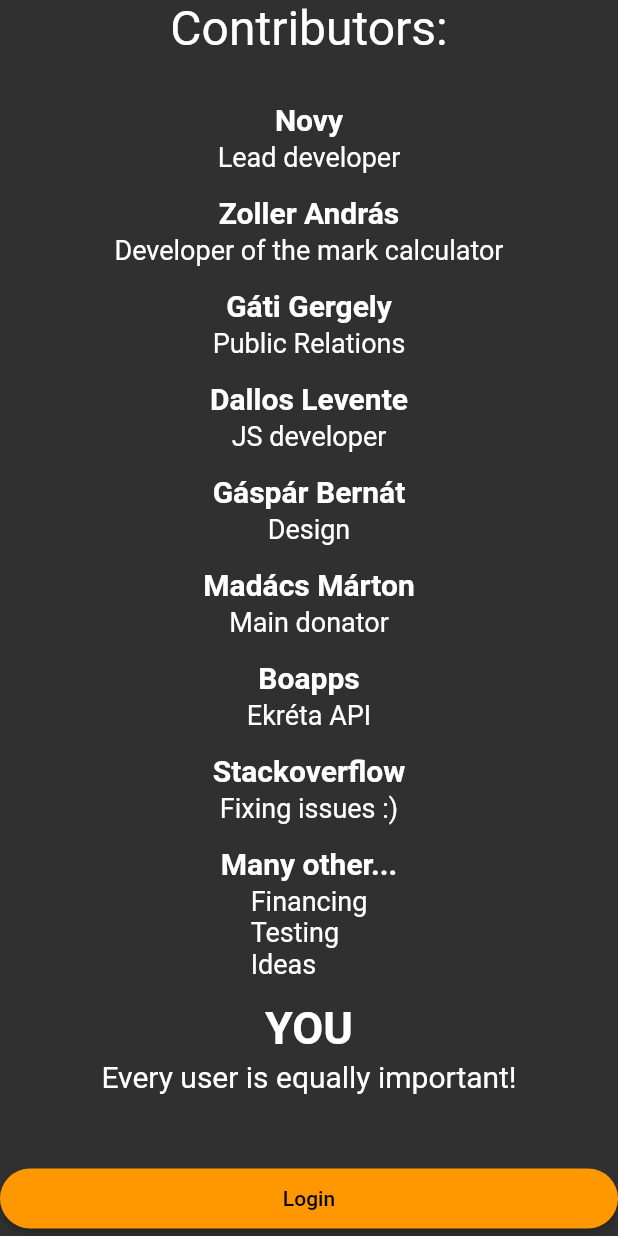
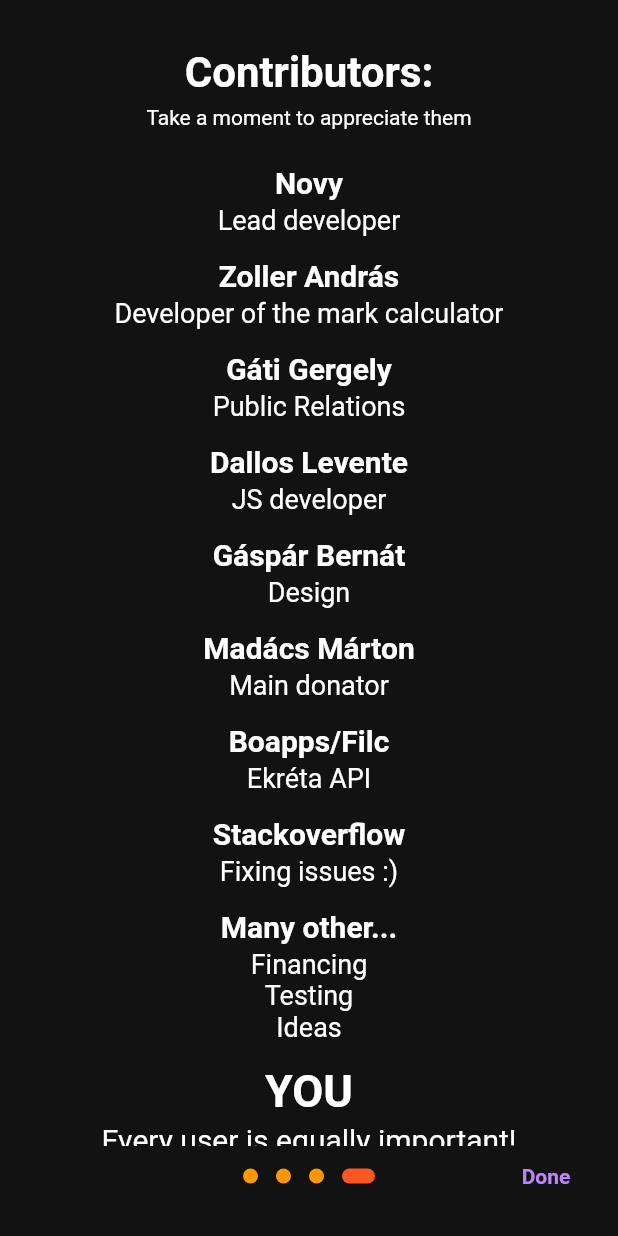
Before and after one commit to NovySoft/novyNaplo, a Flutter app: the screen it shows after launch, swiped to page 4, on a phone screen of 412 x 824 dp. Run offline on Flutter 3.47's test engine with Material 2 defaults, Android fonts, the phone set to English and light mode, and no system bars; drawn by our look-alikes of introduction_screen; our stand-ins replace charts_flutter, connectivity, dynamic_theme, firebase_analytics, firebase_core, firebase_crashlytics and 11 more; missing offline and left inert: android_alarm_manager, charts_common, customgauge, encrypt, firebase_performance, flutter_calendar_week and 1 more; accounts and stored records are empty.

Commit message:
Added new welcome screen

```diff
--- a/lib/config.dart
+++ b/lib/config.dart
@@ -13,4 +13,4 @@ final String clientId = "kreta-ellenorzo-mobile";
 String menuLogo = "assets/home.png";
 
 //App version, so I can do special version names:
-String currentAppVersionCode = "V1.1.0";
+String currentAppVersionCode = "V1.1.0+2";
--- a/lib/i18n/english.dart
+++ b/lib/i18n/english.dart
@@ -234,8 +234,9 @@ final Map<String, String> translation = {
       "This application may contain multiple errors and bugs, you can file these at novysoftware@gmail.com, or on the project's github repository (NovySoft/NovyNaplo), where you can also share your ideas and contribute to the project!",
   "thirdParty": "Third parties and privacy",
   "useThirdParties":
-      "This application uses third party softwares (firebase), which might share some data to third parties (google, facebook, etc.). This data is not personal, they are for general debugging purposes.\nFor any data leaks NovySoftware can not be held responsible for.",
+      "This application uses third party softwares (firebase), to measure speed and report issues back to us. By default, they're enabled, but you can disable them in the settings. No personal information leaves your device.",
   "contributors": "Contributors:",
+  "appreciate": "Take a moment to appreciate them",
   "leadDev": "Lead developer",
   "markCalcDev": "Developer of the mark calculator",
   "jsDev": "JS developer",
@@ -387,4 +388,7 @@ final Map<String, String> translation = {
   "currEditing": "Currently changing password of ?{0}",
   "splitText": "Split graph text:",
   "prManager": "Public Relations",
+  "getStarted": "Let's get started!",
+  "done": "Done",
+  "skip": "Skip",
 };
--- a/lib/i18n/hungarian.dart
+++ b/lib/i18n/hungarian.dart
@@ -165,8 +165,9 @@ final Map<String, String> translation = {
       "Az alkalmazás több hibát is tartalmazhat, ezeket a novysoftware@gmail.com címen tudod bejelenteni, vagy a projekt hivatalos GitHub oldalán (NovySoft/NovyNaplo), ahol megoldásaid/ötleteidet is meg tudod osztani a hibával kapcsolatosan!",
   "thirdParty": "Harmadik felek és adatgyűjtés",
   "useThirdParties":
-      "Az alkalmazás bizonyos külső szolgáltatásokat is használ (firebase), amik megoszthatják adataidat harmadik félel is (google, facebook, stb.). Ezek a megosztott adatok nem személyesek, hanem általános hibakeresésre szolgálóak.\nBármilyen adat kiszárvárgásért a NovySoft nem tehető felelősé",
+      "Az alkalmazás külső féltől származó szoftvereket használ (firebase), hogy figyelje az alkalmazás teljesítményét és visszajelezze nekünk, ha esetleg valamilyen hiba történne. Ha ezt nem szeretnéd, akkor kikapcsolhatod a beállításokban. Személyes adatok nem hagyják el az eszközödet.",
   "contributors": "Akik az apphoz hozzájárultak:",
+  "appreciate": "Nekik köszönheted az applikációt",
   "leadDev": "Fő fejlesztő",
   "markCalcDev": "Jegyszámoló programja",
   "jsDev": "JS programozó",
@@ -386,4 +387,7 @@ final Map<String, String> translation = {
   "splitText": "Szöveg tördelése grafikonnál:",
   "Igazolando": "Igazolandó",
   "prManager": "Public Relations",
+  "getStarted": "Vágjunk bele!",
+  "done": "Tovább",
+  "skip": "Átugrás",
 };
--- a/lib/ui/screens/welcome_screen.dart
+++ b/lib/ui/screens/welcome_screen.dart
@@ -1,395 +1,166 @@
 import 'package:firebase_analytics/firebase_analytics.dart';
 import 'package:firebase_crashlytics/firebase_crashlytics.dart';
 import 'package:flutter/material.dart';
+import 'package:introduction_screen/introduction_screen.dart';
 import 'package:novynaplo/helpers/misc/delay.dart';
-import 'package:novynaplo/ui/screens/login_page.dart';
 import 'package:novynaplo/i18n/translationProvider.dart';
-import 'package:novynaplo/global.dart' as globals;
-
-//TODO: New onboarding with https://pub.dev/packages/introduction_screen
-//TODO: Some tutorial with overlay stuff because of hard to understand design choices
-PageController controller = PageController();
-var currentPageValue = 0.0;
-AnimationController _animationController;
-double size = 100;
-double visibility = 0,
-    visibilityTwo = 0,
-    secondVisibility = 0,
-    secondVisibilityTwo = 0,
-    thirdVisibility = 0,
-    thirdVisibilityTwo = 0;
+import 'login_page.dart';
 
 class WelcomeScreen extends StatefulWidget {
-  static String tag = 'welcome';
-  static const title = 'Hello';
-
   @override
   _WelcomeScreenState createState() => _WelcomeScreenState();
 }
 
-class _WelcomeScreenState extends State<WelcomeScreen>
-    with TickerProviderStateMixin {
+class _WelcomeScreenState extends State<WelcomeScreen> {
+  final introKey = GlobalKey<IntroductionScreenState>();
+  double animation = 0;
+
   @override
   void initState() {
     FirebaseCrashlytics.instance.log("Shown Welcome screen");
+    FirebaseAnalytics().logEvent(name: "tutorial_begin");
+    WidgetsBinding.instance.addPostFrameCallback((_) async {
+      await delay(200);
+      setState(() {
+        animation = 1;
+      });
+    });
     super.initState();
-    _animationController = AnimationController(
-      duration: const Duration(seconds: 2),
-      vsync: this,
-    );
-    FirebaseAnalytics().logEvent(name: "tutorial_begin");
-    WidgetsBinding.instance.addPostFrameCallback((_) => animate());
-    globals.setGlobals();
-  }
-
-  @override
-  void dispose() {
-    super.dispose();
-    _animationController.dispose();
   }
 
   @override
   Widget build(BuildContext context) {
+    const bodyStyle = TextStyle(fontSize: 19.0);
+    const pageDecoration = const PageDecoration(
+      titleTextStyle: TextStyle(fontSize: 28.0, fontWeight: FontWeight.w700),
+      bodyTextStyle: bodyStyle,
+      descriptionPadding: EdgeInsets.fromLTRB(16.0, 0.0, 16.0, 16.0),
+      pageColor: Color(0xff121212),
+      imagePadding: EdgeInsets.zero,
+    );
+
     return Scaffold(
-      body: welcomeBody(),
-    );
-  }
-
-  void animate() async {
-    await delay(2000);
-    setState(() {
-      size = 150;
-    });
-    await delay(1000);
-    setState(() {
-      visibility = 1;
-    });
-    await delay(1000);
-    setState(() {
-      visibilityTwo = 1;
-    });
-  }
-
-  void animateSecond() async {
-    await delay(500);
-    setState(() {
-      size = 150;
-    });
-    await delay(1000);
-    setState(() {
-      secondVisibility = 1;
-    });
-    await delay(1000);
-    setState(() {
-      secondVisibilityTwo = 1;
-    });
-  }
-
-  void animateThird() async {
-    await delay(500);
-    setState(() {
-      thirdVisibility = 1;
-    });
-    await delay(1000);
-    setState(() {
-      thirdVisibilityTwo = 1;
-    });
-  }
-
-  Widget welcomeBody() {
-    controller.addListener(() {
-      setState(() {
-        currentPageValue = controller.page;
-      });
-    });
-    return PageView.builder(
-      controller: controller,
-      itemBuilder: (context, position) {
-        if (position == currentPageValue.floor()) {
-          if (position == 0) {
-            return Transform(
-              transform: Matrix4.identity()
-                ..rotateX(currentPageValue - position),
-              child: firstWelcomeCard(),
-            );
-          } else if (position == 1) {
-            animateSecond();
-            return Transform(
-              transform: Matrix4.identity()
-                ..rotateX(currentPageValue - position),
-              child: secondWelcomeCard(),
-            );
-          } else if (position == 2) {
-            animateThird();
-            return Transform(
-              transform: Matrix4.identity()
-                ..rotateX(currentPageValue - position),
-              child: thirdWelcomeCard(),
-            );
-          } else if (position == 3) {
-            return Transform(
-              transform: Matrix4.identity()
-                ..rotateX(currentPageValue - position),
-              child: fourthWelcomeCard(),
-            );
-          }
-          return Transform(
-            transform: Matrix4.identity()..rotateX(currentPageValue - position),
-            child: Container(
-              color: position % 2 == 0 ? Colors.blue : Colors.pink,
-              child: Center(
+      body: SafeArea(
+        child: IntroductionScreen(
+          key: introKey,
+          pages: [
+            PageViewModel(
+              titleWidget: AnimatedOpacity(
+                opacity: animation,
+                curve: Curves.easeInOut,
+                duration: Duration(milliseconds: 550),
                 child: Text(
-                  "Page",
-                  style: TextStyle(color: Colors.blue, fontSize: 22.0),
+                  getTranslatedString("Welcome to novynaplo"),
+                  style: TextStyle(fontSize: 28.0, fontWeight: FontWeight.w700),
+                ),
+              ),
+              bodyWidget: AnimatedOpacity(
+                opacity: animation,
+                curve: Curves.easeInOut,
+                duration: Duration(milliseconds: 550),
+                child: Text(
+                  getTranslatedString("getStarted"),
+                  style: TextStyle(
+                    fontSize: 19.0,
                   ),
                 ),
               ),
-          );
-        } else {
-          if (position == 0) {
-            return firstWelcomeCard();
-          } else if (position == 1) {
-            return secondWelcomeCard();
-          } else if (position == 2) {
-            return thirdWelcomeCard();
-          } else if (position == 3) {
-            return fourthWelcomeCard();
-          } else {
-            return Container();
-          }
-        }
-      },
-      itemCount: 4,
-    );
-  }
-
-  Widget firstWelcomeCard() {
-    final logo = Hero(
-      tag: 'hero',
+              image: AnimatedOpacity(
+                opacity: animation,
+                curve: Curves.easeInOut,
+                duration: Duration(milliseconds: 550),
+                child: Center(
                   child: CircleAvatar(
                     backgroundColor: Colors.grey,
-          radius: 75.0,
-          child: Image.asset('assets/home.png')),
-    );
-
-    return Center(
-      child: ListView(
-        shrinkWrap: true,
-        padding: EdgeInsets.only(left: 24.0, right: 24.0),
-        children: <Widget>[
-          AnimatedContainer(
-            duration: Duration(milliseconds: 500),
-            width: size,
-            height: size,
-            child: logo,
+                    radius: 100.0,
+                    child: Image.asset('assets/home.png'),
                   ),
-          SizedBox(height: 5.0),
-          AnimatedOpacity(
-              opacity: visibility,
-              duration: Duration(milliseconds: 500),
-              child: Center(
-                child: Text(
-                  getTranslatedString("Welcome to novynaplo"),
-                  style: TextStyle(fontSize: 32),
+                ),
+              ),
+              decoration: pageDecoration,
+            ),
+            PageViewModel(
+              title: getTranslatedString("thisAppOpenSource"),
+              body: getTranslatedString("errAndGit"),
+              image: Center(
+                child: CircleAvatar(
+                  backgroundColor: Colors.grey,
+                  radius: 100.0,
+                  child: Image.asset('assets/git.png'),
+                ),
+              ),
+              decoration: pageDecoration,
+            ),
+            PageViewModel(
+              title: getTranslatedString("thirdParty"),
+              body: getTranslatedString("useThirdParties"),
+              image: Center(
+                child: CircleAvatar(
+                  backgroundColor: Colors.grey,
+                  radius: 100.0,
+                  child: Image.asset('assets/firebase.png'),
+                ),
+              ),
+              decoration: pageDecoration,
+            ),
+            PageViewModel(
+              titleWidget: Column(children: [
+                Text(
+                  getTranslatedString("contributors"),
+                  style: TextStyle(fontSize: 28.0, fontWeight: FontWeight.w700),
                   textAlign: TextAlign.center,
                 ),
-              )),
-          SizedBox(
-            height: 50,
-          ),
-          AnimatedOpacity(
-              opacity: visibilityTwo,
-              duration: Duration(milliseconds: 500),
-              child: Center(
-                  child: Row(
-                mainAxisAlignment: MainAxisAlignment.center,
-                children: <Widget>[
-                  Text(getTranslatedString("Swipe to countinue"),
-                      style: TextStyle(fontSize: 24)),
-                  Icon(Icons.arrow_forward)
-                ],
-              ))),
-        ],
-      ),
-    );
-  }
-
-  Widget secondWelcomeCard() {
-    final error = Hero(
-      tag: 'hero',
-      child: CircleAvatar(
-          backgroundColor: Colors.black,
-          radius: 75.0,
-          child: Image.asset('assets/error.png')),
-    );
-
-    final github = Hero(
-      tag: 'hero',
-      child: CircleAvatar(
-          backgroundColor: Colors.black,
-          radius: 75.0,
-          child: Image.asset('assets/git.png')),
-    );
-
-    return Center(
-      child: ListView(
-        shrinkWrap: true,
-        padding: EdgeInsets.only(left: 24.0, right: 24.0),
-        children: <Widget>[
-          Row(
-            mainAxisAlignment: MainAxisAlignment.center,
-            children: <Widget>[error, github],
-          ),
-          SizedBox(height: 5.0),
-          AnimatedOpacity(
-              opacity: secondVisibility,
-              duration: Duration(milliseconds: 500),
-              child: Center(
-                child: Text(
-                  getTranslatedString("thisAppOpenSource"),
-                  style: TextStyle(fontSize: 32),
+                SizedBox(height: 5),
+                Text(
+                  getTranslatedString("appreciate"),
                   textAlign: TextAlign.center,
                 ),
-              )),
-          SizedBox(
-            height: 25,
+              ]),
+              bodyWidget: Center(
+                child: Column(
+                  children: <Widget>[
+                    PeopleCard(
+                      name: "Novy",
+                      job: getTranslatedString("leadDev"),
                     ),
-          AnimatedOpacity(
-              opacity: secondVisibilityTwo,
-              duration: Duration(milliseconds: 500),
-              child: Center(
-                child: Text(getTranslatedString("errAndGit"),
-                    textAlign: TextAlign.center,
-                    style: TextStyle(fontSize: 24)),
-              )),
-          SizedBox(
-            height: 25,
+                    PeopleCard(
+                      name: "Zoller András",
+                      job: getTranslatedString("markCalcDev"),
                     ),
-          AnimatedOpacity(
-              opacity: secondVisibilityTwo,
-              duration: Duration(milliseconds: 500),
-              child: Center(
-                  child: Row(
-                mainAxisAlignment: MainAxisAlignment.center,
-                children: <Widget>[
-                  Text(getTranslatedString("Swipe to countinue"),
-                      style: TextStyle(fontSize: 24)),
-                  Icon(Icons.arrow_forward)
-                ],
-              ))),
-        ],
+                    PeopleCard(
+                      name: "Gáti Gergely",
+                      job: getTranslatedString("prManager"),
                     ),
-    );
-  }
-
-  Widget thirdWelcomeCard() {
-    final firebase = Hero(
-      tag: 'hero',
-      child:
-          CircleAvatar(radius: 65.0, child: Image.asset('assets/firebase.png')),
-    );
-
-    return Center(
-      child: ListView(
-        shrinkWrap: true,
-        padding: EdgeInsets.only(left: 24.0, right: 24.0),
-        children: <Widget>[
-          Row(
-            mainAxisAlignment: MainAxisAlignment.center,
-            children: <Widget>[
-              firebase,
-            ],
+                    PeopleCard(
+                      name: "Dallos Levente",
+                      job: getTranslatedString("jsDev"),
                     ),
-          SizedBox(height: 5.0),
-          AnimatedOpacity(
-              opacity: thirdVisibility,
-              duration: Duration(milliseconds: 500),
-              child: Center(
-                child: Text(
-                  getTranslatedString("thirdParty"),
-                  style: TextStyle(fontSize: 32),
-                  textAlign: TextAlign.center,
+                    PeopleCard(
+                      name: "Gáspár Bernát",
+                      job: getTranslatedString("designTip"),
                     ),
-              )),
-          SizedBox(
-            height: 25,
+                    PeopleCard(
+                      name: "Madács Márton",
+                      job: getTranslatedString("mainDonator"),
                     ),
-          AnimatedOpacity(
-              opacity: thirdVisibilityTwo,
-              duration: Duration(milliseconds: 500),
-              child: Center(
-                child: Text(
-                  getTranslatedString("useThirdParties"),
-                  style: TextStyle(fontSize: 24),
-                  textAlign: TextAlign.center,
+                    PeopleCard(
+                      name: "Boapps/Filc",
+                      job: "Ekréta API",
                     ),
-              )),
-          SizedBox(
-            height: 25,
+                    PeopleCard(
+                      name: "Stackoverflow",
+                      job: getTranslatedString("stackPro"),
                     ),
-          AnimatedOpacity(
-              opacity: thirdVisibilityTwo,
-              duration: Duration(milliseconds: 500),
-              child: Center(
-                  child: Row(
-                mainAxisAlignment: MainAxisAlignment.center,
-                children: <Widget>[
-                  Text(getTranslatedString("Swipe to countinue"),
-                      style: TextStyle(fontSize: 24)),
-                  Icon(Icons.arrow_forward)
-                ],
-              ))),
-        ],
-      ),
-    );
-  }
-
-  Widget fourthWelcomeCard() {
-    final loginButton = Padding(
-      padding: EdgeInsets.symmetric(vertical: 16.0),
-      child: RaisedButton(
-        shape: RoundedRectangleBorder(
-          borderRadius: BorderRadius.circular(24),
-        ),
-        onPressed: () async {
-          Navigator.pushReplacementNamed(context, LoginPage.tag);
-          FirebaseAnalytics().logEvent(name: "tutorial_complete");
-        },
-        padding: EdgeInsets.all(12),
-        child: Text(getTranslatedString("login"),
-            style: TextStyle(color: Colors.black)),
-      ),
-    );
-    return Center(
-        child: ListView(
-      children: <Widget>[
-        Text(
-          getTranslatedString("contributors"),
-          textAlign: TextAlign.center,
-          style: TextStyle(fontSize: 32),
-        ),
-        SizedBox(
-          height: 30,
-        ),
-        PeopleCard(name: "Novy", job: getTranslatedString("leadDev")),
-        PeopleCard(
-            name: "Zoller András", job: getTranslatedString("markCalcDev")),
-        PeopleCard(name: "Gáti Gergely", job: getTranslatedString("prManager")),
-        PeopleCard(name: "Dallos Levente", job: getTranslatedString("jsDev")),
-        PeopleCard(
-            name: "Gáspár Bernát", job: getTranslatedString("designTip")),
-        PeopleCard(
-            name: "Madács Márton", job: getTranslatedString("mainDonator")),
-        PeopleCard(name: "Boapps", job: "Ekréta API"),
-        PeopleCard(name: "Stackoverflow", job: getTranslatedString("stackPro")),
                     PeopleCard(
                       name: "${getTranslatedString("manyOther")}...",
-            job: getTranslatedString("manyOtherJob")),
+                      job: getTranslatedString("manyOtherJob"),
+                    ),
                     Column(
                       children: <Widget>[
                         Text(
                           "${getTranslatedString("you").toUpperCase()}",
-              style: TextStyle(fontSize: 30, fontWeight: FontWeight.bold),
+                          style: TextStyle(
+                              fontSize: 30, fontWeight: FontWeight.bold),
                         ),
                         SizedBox(
                           height: 3,
@@ -403,15 +174,37 @@ class _WelcomeScreenState extends State<WelcomeScreen>
                         ),
                       ],
                     ),
-        SizedBox(
-          height: 15,
+                  ],
                 ),
-        loginButton,
-        SizedBox(
-          height: 75,
+              ),
+              decoration: pageDecoration,
             ),
           ],
-    ));
+          onDone: () {
+            Navigator.pushReplacementNamed(context, LoginPage.tag);
+            FirebaseAnalytics().logEvent(name: "tutorial_complete");
+          },
+          showSkipButton: true,
+          skipFlex: 0,
+          nextFlex: 0,
+          skip: Text(getTranslatedString("skip")),
+          next: const Icon(Icons.arrow_forward),
+          done: Text(
+            getTranslatedString("done"),
+            style: TextStyle(fontWeight: FontWeight.w600),
+          ),
+          dotsDecorator: const DotsDecorator(
+            size: Size(10.0, 10.0),
+            color: Colors.orange,
+            activeColor: Colors.deepOrange,
+            activeSize: Size(22.0, 10.0),
+            activeShape: RoundedRectangleBorder(
+              borderRadius: BorderRadius.all(Radius.circular(25.0)),
+            ),
+          ),
+        ),
+      ),
+    );
   }
 }
 
@@ -428,6 +221,7 @@ class PeopleCard extends StatelessWidget {
         Text(
           name,
           style: TextStyle(fontSize: 20, fontWeight: FontWeight.bold),
+          textAlign: TextAlign.center,
         ),
         SizedBox(
           height: 3,
@@ -435,6 +229,7 @@ class PeopleCard extends StatelessWidget {
         Text(
           job,
           style: TextStyle(fontSize: 18),
+          textAlign: TextAlign.center,
         ),
         SizedBox(
           height: 15,
--- a/pubspec.yaml
+++ b/pubspec.yaml
@@ -11,7 +11,7 @@ description: Novy&#x27;s Unofficial Ekreta Client
 # In iOS, build-name is used as CFBundleShortVersionString while build-number used as CFBundleVersion.
 # Read more about iOS versioning at
 # https://developer.apple.com/library/archive/documentation/General/Reference/InfoPlistKeyReference/Articles/CoreFoundationKeys.html
-version: 1.1.0+1
+version: 1.1.0+2
 
 environment:
   sdk: ">=2.9.1 <3.0.0"
@@ -56,6 +56,7 @@ dependencies:
   open_file: any
   fluttertoast: any
   flutter_linkify: any
+  introduction_screen: any
 
 flutter_icons:
   android: true
```
Also changed, not shown: assets/admob.png (deleted), assets/git.png, pubspec.lock. Lines whose indentation alone changed are shown as unchanged.
